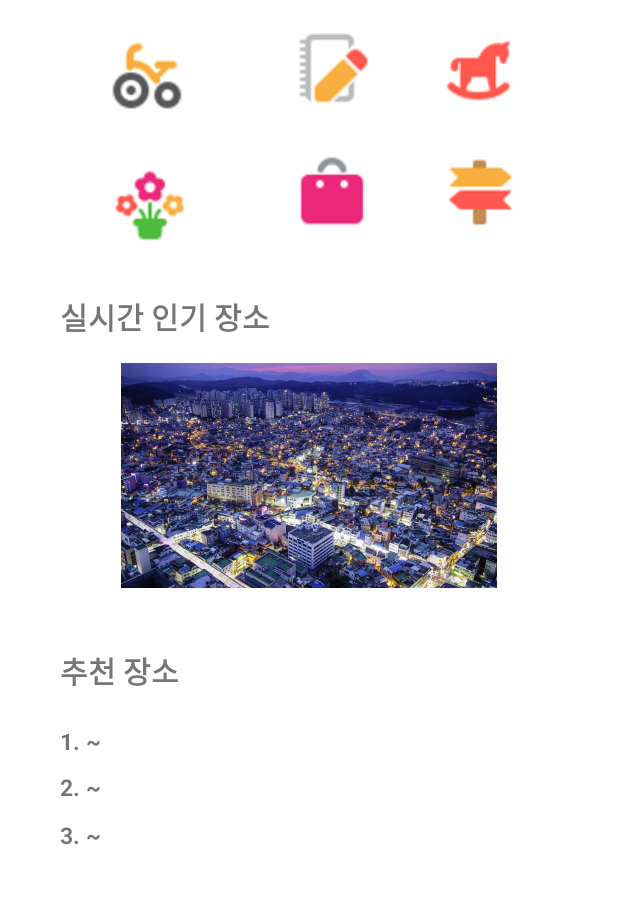
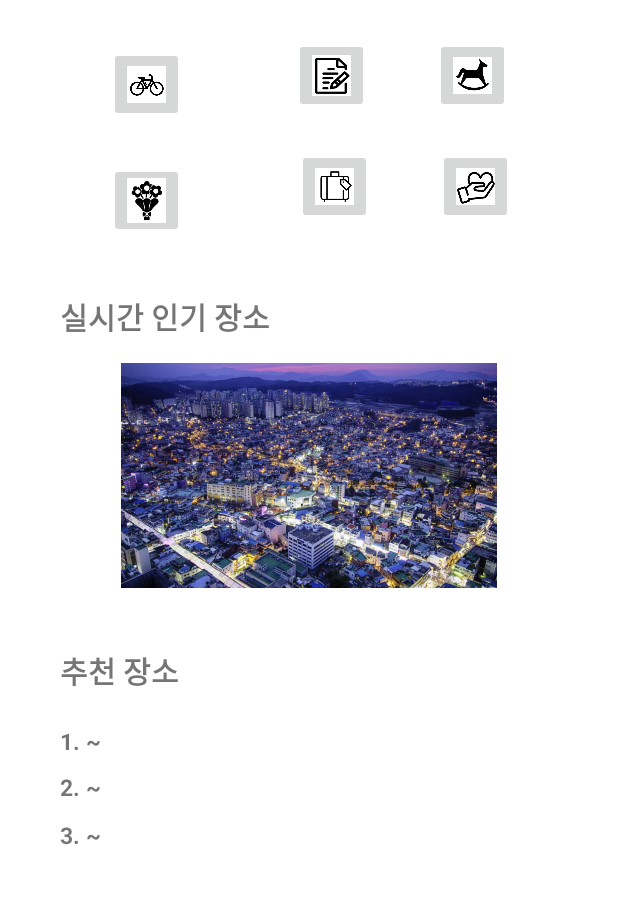
Before and after one commit to stappy2022/mainhome, an Android app: the screen it shows after launch (MainActivity), on a phone screen of 412 x 824 dp, the part 159-1063 px from its top. Run offline under Robolectric (Android 15) with nearby library versions, the phone set to English and light mode, and no system bars.

Commit message:
메인홈화면...

```diff
--- a/app/src/main/res/layout/activity_main.xml
+++ b/app/src/main/res/layout/activity_main.xml
@@ -45,31 +45,24 @@
         android:id="@+id/imageButton7"
         android:layout_width="50dp"
         android:layout_height="50dp"
-        android:layout_marginTop="32dp"
-        android:layout_marginEnd="68dp"
+        android:layout_marginTop="24dp"
+        android:layout_marginEnd="70dp"
+        android:adjustViewBounds="true"
+        android:scaleType="fitCenter"
         app:layout_constraintEnd_toEndOf="parent"
         app:layout_constraintTop_toBottomOf="@+id/imageButton6"
         app:srcCompat="@drawable/b7"
         tools:ignore="SpeakableTextPresentCheck" />
 
     <ImageButton
-        android:id="@+id/imageButton9"
-        android:layout_width="50dp"
-        android:layout_height="50dp"
-        android:layout_marginTop="32dp"
-        android:layout_marginEnd="48dp"
-        app:layout_constraintEnd_toStartOf="@+id/imageButton7"
-        app:layout_constraintTop_toBottomOf="@+id/imageButton5"
-        app:srcCompat="@drawable/b9"
-        tools:ignore="SpeakableTextPresentCheck" />
-
-    <ImageButton
         android:id="@+id/imageButton6"
         android:layout_width="50dp"
         android:layout_height="50dp"
-        android:layout_marginTop="70dp"
-        android:layout_marginEnd="68dp"
+        android:layout_marginTop="75dp"
+        android:layout_marginEnd="72dp"
         android:layout_marginBottom="60dp"
+        android:adjustViewBounds="true"
+        android:scaleType="fitCenter"
         app:layout_constraintBottom_toBottomOf="@+id/imageButton7"
         app:layout_constraintEnd_toEndOf="parent"
         app:layout_constraintTop_toTopOf="parent"
@@ -78,12 +71,27 @@
         tools:ignore="SpeakableTextPresentCheck" />
 
     <ImageButton
+        android:id="@+id/imageButton9"
+        android:layout_width="50dp"
+        android:layout_height="50dp"
+        android:layout_marginTop="24dp"
+        android:layout_marginEnd="44dp"
+        android:adjustViewBounds="true"
+        android:scaleType="fitCenter"
+        app:layout_constraintEnd_toStartOf="@+id/imageButton7"
+        app:layout_constraintTop_toBottomOf="@+id/imageButton5"
+        app:srcCompat="@drawable/b9"
+        tools:ignore="SpeakableTextPresentCheck" />
+
+    <ImageButton
         android:id="@+id/imageButton5"
         android:layout_width="50dp"
         android:layout_height="50dp"
-        android:layout_marginTop="70dp"
-        android:layout_marginEnd="48dp"
+        android:layout_marginTop="75dp"
+        android:layout_marginEnd="44dp"
         android:layout_marginBottom="10dp"
+        android:adjustViewBounds="true"
+        android:scaleType="fitCenter"
         app:layout_constraintBottom_toTopOf="@+id/imageButton9"
         app:layout_constraintEnd_toStartOf="@+id/imageButton6"
         app:layout_constraintTop_toTopOf="parent"
@@ -93,15 +101,16 @@
 
     <ImageButton
         android:id="@+id/imageButton4"
-        style="@android:style/Widget.DeviceDefault.ImageButton"
         android:layout_width="50dp"
         android:layout_height="50dp"
         android:layout_marginStart="70dp"
-        android:layout_marginTop="60dp"
+        android:layout_marginTop="64dp"
         android:layout_marginBottom="10dp"
+        android:adjustViewBounds="true"
+        android:scaleType="fitCenter"
         app:layout_constraintBottom_toTopOf="@+id/imageButton8"
         app:layout_constraintEnd_toEndOf="@+id/imageButton6"
-        app:layout_constraintHorizontal_bias="0.013"
+        app:layout_constraintHorizontal_bias="0.012"
         app:layout_constraintStart_toStartOf="parent"
         app:layout_constraintTop_toTopOf="parent"
         app:srcCompat="@drawable/b4"
@@ -112,8 +121,9 @@
         android:layout_width="50dp"
         android:layout_height="50dp"
         android:layout_marginStart="70dp"
-        android:layout_marginTop="10dp"
         android:layout_marginBottom="20dp"
+        android:adjustViewBounds="true"
+        android:scaleType="fitCenter"
         app:layout_constraintBottom_toTopOf="@+id/textView"
         app:layout_constraintEnd_toEndOf="@+id/imageButton7"
         app:layout_constraintHorizontal_bias="0.013"
```
Also changed, not shown: app/src/main/res/drawable/b4.png, app/src/main/res/drawable/b5.png, app/src/main/res/drawable/b6.png, app/src/main/res/drawable/b7.png, app/src/main/res/drawable/b8.png, app/src/main/res/drawable/b9.png.
